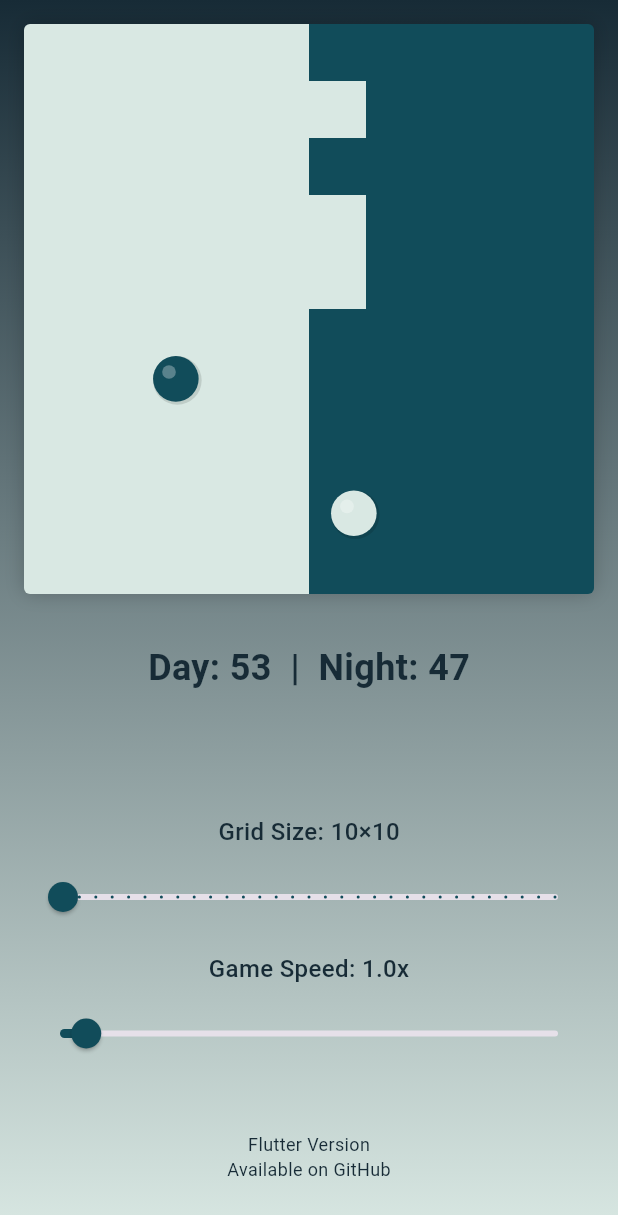
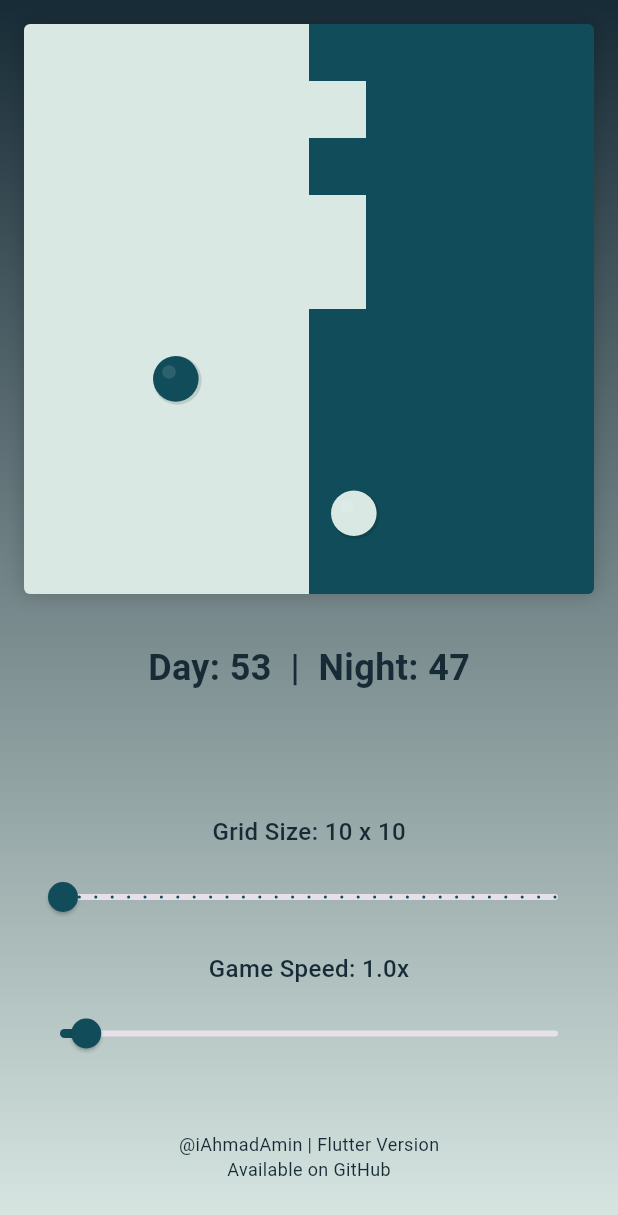
Before and after one commit to iAhmadAmin/flutter_pong_wars, a Flutter app: the screen it shows after launch, on a phone screen of 412 x 824 dp. Shown: the top 1215 px of the screen. Run offline on Flutter 3.47's test engine with Material 3 defaults, Android fonts, the phone set to English and light mode, and no system bars.

Commit message:
added credit @iahmadamin

```diff
--- a/lib/main.dart
+++ b/lib/main.dart
@@ -132,7 +132,7 @@ class _PongWarsPageState extends State<PongWarsPage> {
                             Column(
                               children: [
                                 Text(
-                                  'Grid Size: $gridSize×$gridSize',
+                                  'Grid Size: $gridSize x $gridSize',
                                   style: const TextStyle(
                                     fontSize: 16,
                                     color: Color(0xFF172B36),
@@ -194,7 +194,7 @@ class _PongWarsPageState extends State<PongWarsPage> {
                         child: Column(
                           children: [
                             Text(
-                              'Flutter Version',
+                              '@iAhmadAmin | Flutter Version',
                               style: TextStyle(
                                 fontSize: 12,
                                 color: Color(0xFF172B36),
@@ -291,7 +291,7 @@ class GamePainter extends CustomPainter {
       // Draw ball highlight
       final highlightPaint =
           Paint()
-            ..color = Colors.white.withOpacity(0.3)
+            ..color = Colors.white.withAlpha(30)
             ..style = PaintingStyle.fill;
       canvas.drawCircle(
         Offset(ballX - radius * 0.3, ballY - radius * 0.3),
```
